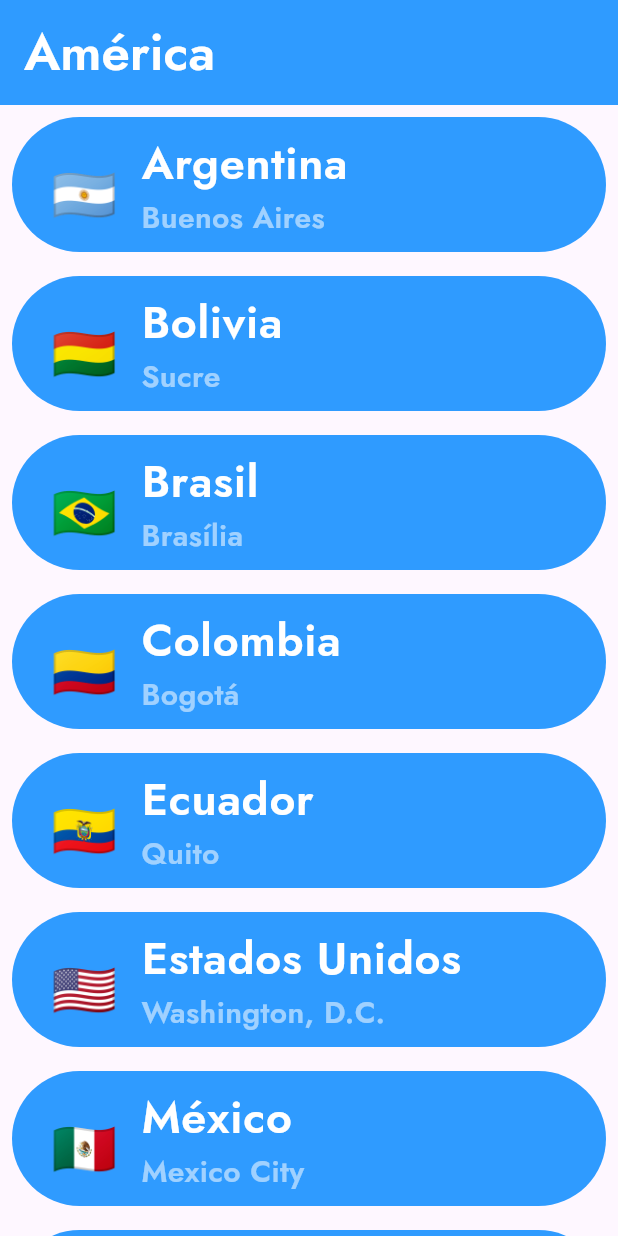
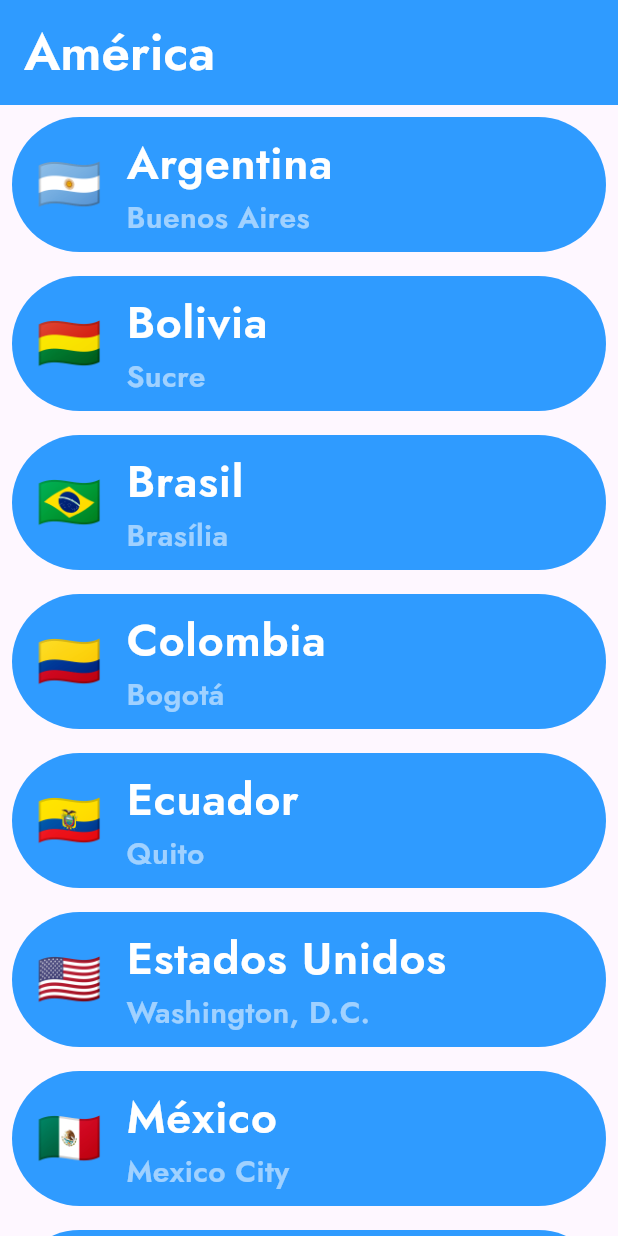
Before and after one commit to Lucas0356/ProyectoFinal-LabComp-IV, a Flutter app: the ContinentView screen opened directly, on a phone screen of 412 x 824 dp. Run offline on Flutter 3.47's test engine with Material 3 defaults, Android fonts, the phone set to English and light mode, and no system bars; network calls fail.

Commit message:
fix bandera que no quedaba en su lugar y elipsis al nombre del pais en continent_view y cambio de color del corazon a celeste en detalles_pais

```diff
--- a/app/lib/continent_view.dart
+++ b/app/lib/continent_view.dart
@@ -53,6 +53,7 @@ class _PaisTile extends StatelessWidget {
           child: ListTile(
             title: Text(
               pais.name,
+              overflow: TextOverflow.ellipsis, // Agregar elipsis si es necesario
               style: const TextStyle(
                   fontFamily: 'Jost', // Fuente que importamos
                   fontSize: 30,
@@ -65,12 +66,9 @@ class _PaisTile extends StatelessWidget {
                     fontSize: 20,
                     fontWeight: FontWeight.w600,
                     color: Colors.white54)),
-            leading: Padding(
-              padding: const EdgeInsets.only(left: 10, top: 10),
-              child: Text(
-                pais.flag,
-                style: const TextStyle(fontSize: 35),
-              ),
+            leading: Text(
+              pais.flag,
+              style: const TextStyle(fontSize: 35),
             ),
             minLeadingWidth: 40,
             onTap: () {
@@ -78,7 +76,7 @@ class _PaisTile extends StatelessWidget {
                 context,
                 '/registro',
                 arguments: pais,
-              ); // Navega a la ruta '/detalle_2'
+              ); // Navega a la ruta '/registro' con los argumentos del país
             },
           ),
         ),
--- a/app/lib/detalles_pais.dart
+++ b/app/lib/detalles_pais.dart
@@ -53,7 +53,7 @@ class _DetallesPaisScreenState extends State<DetallesPaisScreen> {
                   padding: const EdgeInsets.only(top: 20),
                   child: IconButton(
                     icon: Icon(Icons.favorite,
-                        color: selected ? Colors.red : Colors.white),
+                        color: selected ? Color(0xFF2F9BFF) : Colors.white),
                     onPressed: () {
                       setState(() {
                         selected = !selected; // Actualiza el estado
```
